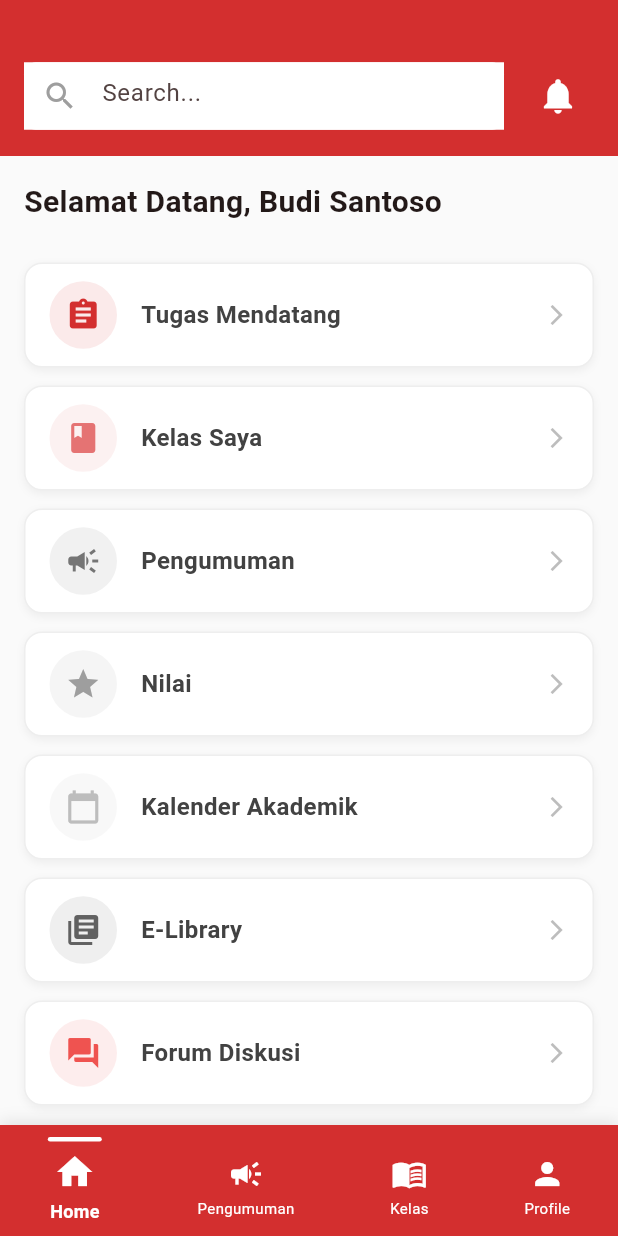
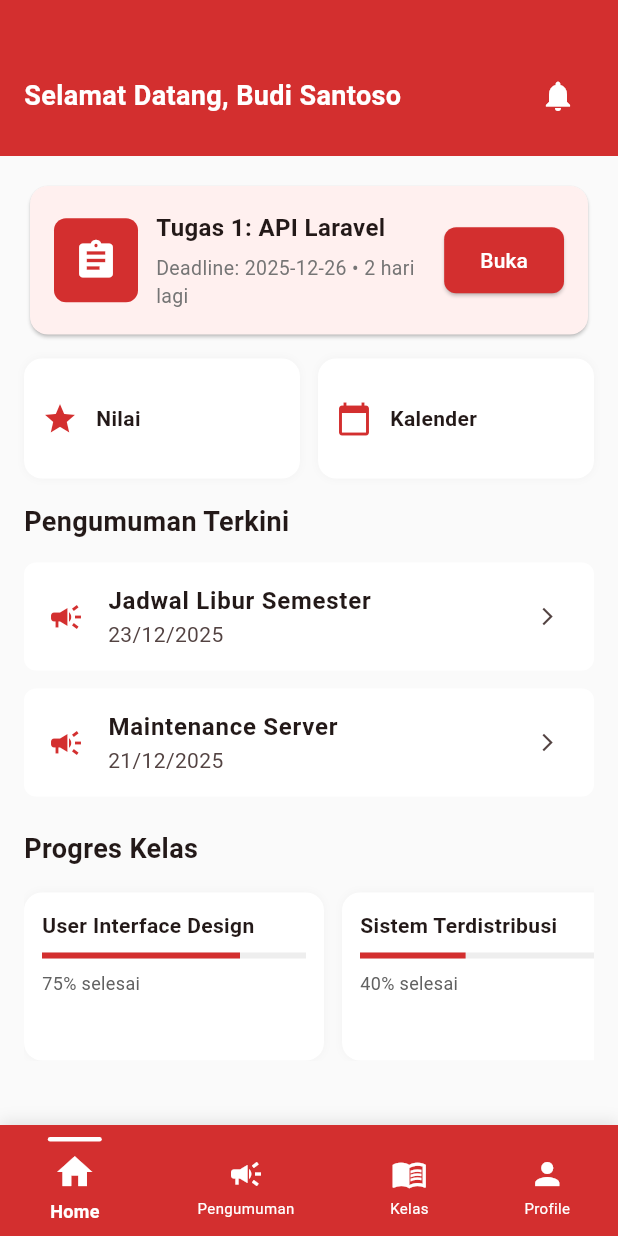
Before and after one commit to dianaulfa/percobaan_uas, a Flutter app: the DashboardScreen screen opened by its route, on a phone screen of 412 x 824 dp. Run offline on Flutter 3.47's test engine with Material 3 defaults, Android fonts, the phone set to English and light mode, and no system bars; missing offline and left inert: dart:html.

Commit message:
mengubah tampilan home

```diff
--- a/lib/screens/dashboard_screen.dart
+++ b/lib/screens/dashboard_screen.dart
@@ -10,11 +10,20 @@ class DashboardScreen extends StatelessWidget {
     final user = MockService.currentUser;
     final announcements = MockService.announcements.take(3).toList();
 
+    // Find nearest upcoming assignment (not submitted)
+    final now = DateTime.now();
+    final upcoming =
+        (MockService.assignments
+                .where((a) => !a.isSubmitted && a.deadline.isAfter(now))
+                .toList()
+              ..sort((x, y) => x.deadline.compareTo(y.deadline)))
+            .cast<dynamic>();
+
     return Scaffold(
       backgroundColor: Colors.grey[50],
       body: Column(
         children: [
-          // Top Red Bar with Search
+          // Top Red Bar with Search + Notifications
           Container(
             color: const Color(0xFFD32F2F),
             padding: const EdgeInsets.only(
@@ -26,156 +35,114 @@ class DashboardScreen extends StatelessWidget {
             child: Row(
               children: [
                 Expanded(
-                  child: Container(
-                    height: 45,
-                    decoration: BoxDecoration(
+                  child: Text(
+                    'Selamat Datang, ${user.name}',
+                    style: const TextStyle(
                       color: Colors.white,
-                      borderRadius: BorderRadius.circular(8),
-                    ),
-                    child: TextField(
-                      decoration: InputDecoration(
-                        hintText: 'Search...',
-                        prefixIcon: const Icon(
-                          Icons.search,
-                          color: Colors.grey,
-                        ),
-                        border: InputBorder.none,
-                        contentPadding: const EdgeInsets.symmetric(
-                          horizontal: 16,
-                          vertical: 12,
-                        ),
-                      ),
+                      fontSize: 18,
+                      fontWeight: FontWeight.bold,
                     ),
                   ),
                 ),
-                const SizedBox(width: 12),
                 IconButton(
-                  icon: const Icon(
-                    Icons.notifications,
-                    color: Colors.white,
-                    size: 28,
-                  ),
-                  onPressed: () {
-                    Navigator.pushNamed(context, '/notifications');
-                  },
+                  icon: const Icon(Icons.notifications, color: Colors.white),
+                  onPressed: () =>
+                      Navigator.pushNamed(context, '/notifications'),
                 ),
               ],
             ),
           ),
 
-          // Scrollable Content
+          // Content
           Expanded(
             child: SingleChildScrollView(
+              padding: const EdgeInsets.symmetric(vertical: 16),
               child: Column(
                 crossAxisAlignment: CrossAxisAlignment.start,
                 children: [
-                  const SizedBox(height: 16),
-
-                  // Welcome Section
                   Padding(
                     padding: const EdgeInsets.symmetric(horizontal: 16),
-                    child: Text(
-                      "Selamat Datang, ${user.name}",
-                      style: const TextStyle(
-                        fontSize: 20,
-                        fontWeight: FontWeight.bold,
-                      ),
-                    ),
-                  ),
-                  const SizedBox(height: 20),
+                    child: Column(
+                      crossAxisAlignment: CrossAxisAlignment.start,
+                      children: [
+                        // Upcoming Assignment Card
+                        _buildUpcomingAssignmentCard(
+                          context,
+                          upcoming.isNotEmpty ? upcoming.first : null,
+                        ),
+                        const SizedBox(height: 12),
 
-                  // Colorful Cards Section
-                  _buildColorfulCard(
-                    'Tugas Mendatang',
-                    const Color(0xFFD32F2F),
-                    Icons.assignment,
-                    context,
-                  ),
-                  _buildColorfulCard(
-                    'Kelas Saya',
-                    const Color(0xFFE57373),
-                    Icons.book,
-                    context,
-                  ),
-                  _buildColorfulCard(
-                    'Pengumuman',
-                    const Color(0xFF757575),
-                    Icons.campaign,
-                    context,
-                  ),
-                  _buildColorfulCard(
-                    'Nilai',
-                    const Color(0xFF9E9E9E),
-                    Icons.grade,
-                    context,
-                  ),
-                  _buildColorfulCard(
-                    'Kalender Akademik',
-                    const Color(0xFFBDBDBD),
-                    Icons.calendar_today,
-                    context,
-                  ),
-                  _buildColorfulCard(
-                    'E-Library',
-                    const Color(0xFF616161),
-                    Icons.library_books,
-                    context,
-                  ),
-                  _buildColorfulCard(
-                    'Forum Diskusi',
-                    const Color(0xFFEF5350),
-                    Icons.forum,
-                    context,
-                  ),
+                        // Shortcuts row (Grades, Calendar)
+                        Row(
+                          children: [
+                            Expanded(
+                              child: _buildShortcutCard(
+                                context,
+                                'Nilai',
+                                Icons.grade,
+                                '/grades',
+                              ),
+                            ),
+                            const SizedBox(width: 12),
+                            Expanded(
+                              child: _buildShortcutCard(
+                                context,
+                                'Kalender',
+                                Icons.calendar_today,
+                                null,
+                              ),
+                            ),
+                          ],
+                        ),
+                        const SizedBox(height: 16),
 
-                  const SizedBox(height: 16),
+                        // Announcements Section
+                        const Text(
+                          'Pengumuman Terkini',
+                          style: TextStyle(
+                            fontSize: 18,
+                            fontWeight: FontWeight.bold,
+                          ),
+                        ),
+                        const SizedBox(height: 8),
+                        ...announcements
+                            .map((a) => _buildAnnouncementTile(context, a))
+                            .toList(),
+                        const SizedBox(height: 16),
 
-                  // Recent Announcements
-                  const Padding(
-                    padding: EdgeInsets.symmetric(horizontal: 16),
-                    child: Text(
-                      "Pengumuman Terbaru",
-                      style: TextStyle(
-                        fontSize: 18,
-                        fontWeight: FontWeight.bold,
-                      ),
-                    ),
-                  ),
-                  const SizedBox(height: 12),
-
-                  ...announcements.map(
-                    (a) => Padding(
-                      padding: const EdgeInsets.symmetric(
-                        horizontal: 16,
-                        vertical: 4,
-                      ),
-                      child: Card(
-                        child: ListTile(
-                          leading: const Icon(
-                            Icons.campaign,
-                            color: Color(0xFFD32F2F),
+                        // Class Progress section
+                        const Text(
+                          'Progres Kelas',
+                          style: TextStyle(
+                            fontSize: 18,
+                            fontWeight: FontWeight.bold,
                           ),
-                          title: Text(
-                            a.title,
-                            style: const TextStyle(fontSize: 14),
+                        ),
+                        const SizedBox(height: 8),
+                        SizedBox(
+                          height: 120,
+                          child: ListView.separated(
+                            padding: const EdgeInsets.only(top: 8),
+                            scrollDirection: Axis.horizontal,
+                            itemCount: MockService.myCourses.length,
+                            separatorBuilder: (_, __) =>
+                                const SizedBox(width: 12),
+                            itemBuilder: (context, index) {
+                              final c = MockService.myCourses[index];
+                              return _buildCourseProgressCard(
+                                context,
+                                c.id,
+                                c.name,
+                                c.progress,
+                              );
+                            },
                           ),
-                          subtitle: Text(
-                            '${a.date.day}/${a.date.month}/${a.date.year}',
-                            style: const TextStyle(fontSize: 12),
-                          ),
-                          trailing: const Icon(
-                            Icons.arrow_forward_ios,
-                            size: 14,
-                          ),
-                          onTap: () {
-                            Navigator.pushNamed(context, '/announcements');
-                          },
                         ),
-                      ),
+                      ],
                     ),
                   ),
 
-                  const SizedBox(height: 80), // Space for bottom nav
+                  const SizedBox(height: 80),
                 ],
               ),
             ),
@@ -259,4 +226,183 @@ class DashboardScreen extends StatelessWidget {
       ),
     );
   }
+
+  Widget _buildUpcomingAssignmentCard(
+    BuildContext context,
+    dynamic assignment,
+  ) {
+    if (assignment == null) {
+      return Card(
+        child: Padding(
+          padding: const EdgeInsets.all(16),
+          child: Row(
+            children: [
+              const Icon(Icons.assignment, size: 36, color: Color(0xFFD32F2F)),
+              const SizedBox(width: 12),
+              Expanded(
+                child: Text(
+                  'Tidak ada tugas mendatang',
+                  style: TextStyle(color: Colors.grey[800]),
+                ),
+              ),
+            ],
+          ),
+        ),
+      );
+    }
+
+    final deadline = assignment.deadline as DateTime;
+    final days = deadline.difference(DateTime.now()).inDays;
+    return Card(
+      child: Padding(
+        padding: const EdgeInsets.all(16),
+        child: Row(
+          children: [
+            Container(
+              width: 56,
+              height: 56,
+              decoration: BoxDecoration(
+                color: const Color(0xFFD32F2F),
+                borderRadius: BorderRadius.circular(8),
+              ),
+              child: const Icon(
+                Icons.assignment,
+                color: Colors.white,
+                size: 30,
+              ),
+            ),
+            const SizedBox(width: 12),
+            Expanded(
+              child: Column(
+                crossAxisAlignment: CrossAxisAlignment.start,
+                children: [
+                  Text(
+                    assignment.title,
+                    style: const TextStyle(
+                      fontSize: 16,
+                      fontWeight: FontWeight.bold,
+                    ),
+                  ),
+                  const SizedBox(height: 6),
+                  Text(
+                    'Deadline: ${deadline.toString().split(' ')[0]} • ${days} hari lagi',
+                    style: TextStyle(color: Colors.grey[600], fontSize: 13),
+                  ),
+                ],
+              ),
+            ),
+            ElevatedButton(
+              onPressed: () {
+                Navigator.pushNamed(
+                  context,
+                  '/assignment-submission',
+                  arguments: assignment.id,
+                );
+              },
+              style: ElevatedButton.styleFrom(
+                backgroundColor: const Color(0xFFD32F2F),
+              ),
+              child: const Text('Buka'),
+            ),
+          ],
+        ),
+      ),
+    );
+  }
+
+  Widget _buildShortcutCard(
+    BuildContext context,
+    String title,
+    IconData icon,
+    String? route,
+  ) {
+    return InkWell(
+      onTap: () {
+        if (route != null)
+          Navigator.pushNamed(context, route);
+        else
+          ScaffoldMessenger.of(context).showSnackBar(
+            const SnackBar(content: Text('Halaman belum tersedia')),
+          );
+      },
+      child: Container(
+        height: 80,
+        decoration: BoxDecoration(
+          color: Colors.white,
+          borderRadius: BorderRadius.circular(12),
+          boxShadow: [
+            BoxShadow(color: Colors.black.withAlpha(8), blurRadius: 4),
+          ],
+        ),
+        child: Padding(
+          padding: const EdgeInsets.symmetric(horizontal: 12),
+          child: Row(
+            children: [
+              Icon(icon, color: const Color(0xFFD32F2F)),
+              const SizedBox(width: 12),
+              Text(title, style: const TextStyle(fontWeight: FontWeight.w600)),
+            ],
+          ),
+        ),
+      ),
+    );
+  }
+
+  Widget _buildAnnouncementTile(BuildContext context, dynamic a) {
+    return Padding(
+      padding: const EdgeInsets.symmetric(vertical: 6),
+      child: ListTile(
+        tileColor: Colors.white,
+        shape: RoundedRectangleBorder(borderRadius: BorderRadius.circular(8)),
+        leading: const Icon(Icons.campaign, color: Color(0xFFD32F2F)),
+        title: Text(
+          a.title,
+          style: const TextStyle(fontWeight: FontWeight.w600),
+        ),
+        subtitle: Text('${a.date.day}/${a.date.month}/${a.date.year}'),
+        trailing: const Icon(Icons.arrow_forward_ios, size: 14),
+        onTap: () => Navigator.pushNamed(context, '/announcements'),
+      ),
+    );
+  }
+
+  Widget _buildCourseProgressCard(
+    BuildContext context,
+    String courseId,
+    String title,
+    double progress,
+  ) {
+    return InkWell(
+      onTap: () =>
+          Navigator.pushNamed(context, '/course-detail', arguments: courseId),
+      child: Container(
+        width: 200,
+        padding: const EdgeInsets.all(12),
+        decoration: BoxDecoration(
+          color: Colors.white,
+          borderRadius: BorderRadius.circular(12),
+          boxShadow: [
+            BoxShadow(color: Colors.black.withAlpha(8), blurRadius: 4),
+          ],
+        ),
+        child: Column(
+          crossAxisAlignment: CrossAxisAlignment.start,
+          children: [
+            Text(title, style: const TextStyle(fontWeight: FontWeight.bold)),
+            const SizedBox(height: 8),
+            LinearProgressIndicator(
+              value: progress,
+              color: const Color(0xFFD32F2F),
+              backgroundColor: Colors.grey[200],
+            ),
+            const SizedBox(height: 8),
+            Text(
+              '${(progress * 100).toStringAsFixed(0)}% selesai',
+              style: TextStyle(color: Colors.grey[700], fontSize: 12),
+            ),
+          ],
+        ),
+      ),
+    );
+  }
 }
```
